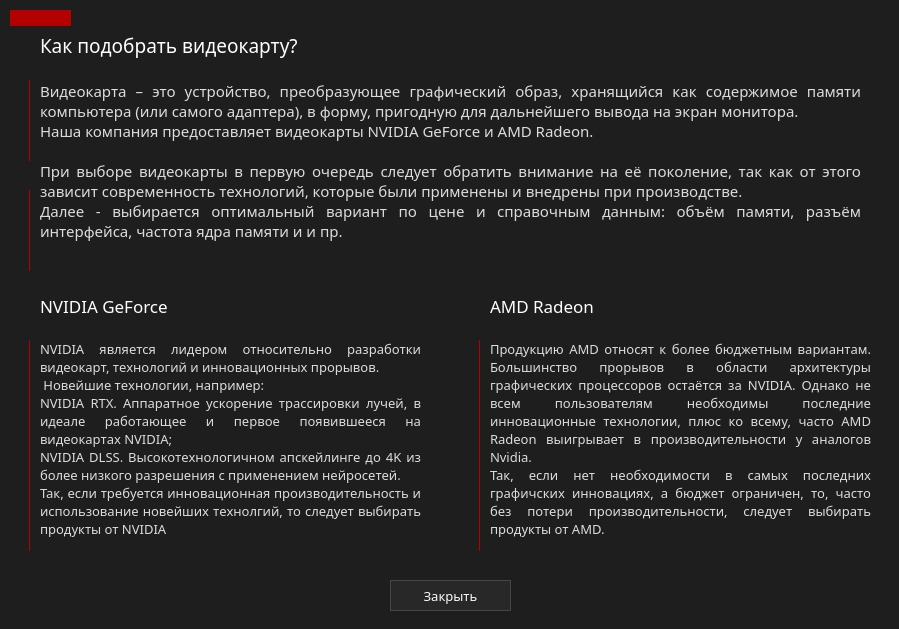
marginalprog/git_pcconf, file ui/help/widgetVideoHelp.ui: the form before one commit.
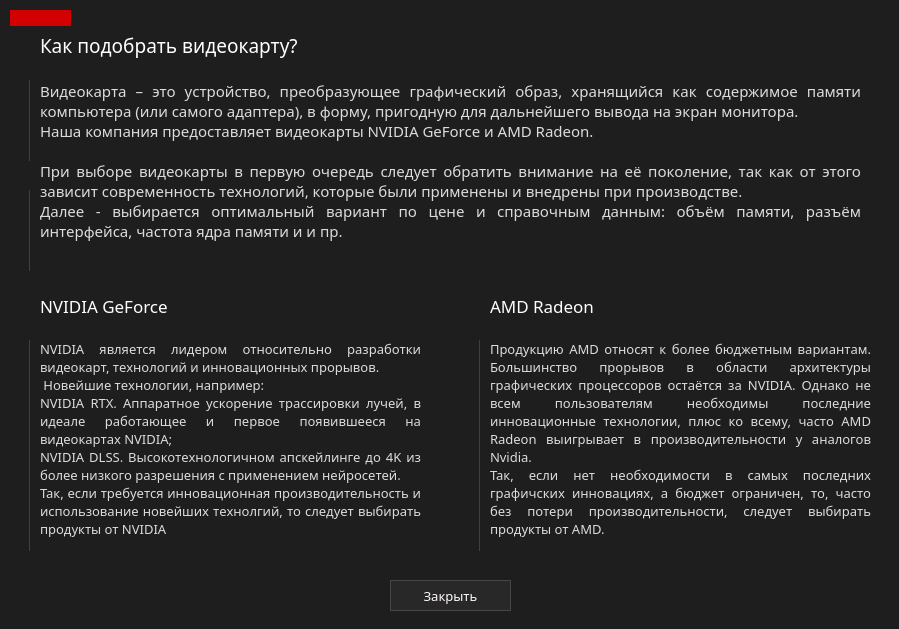
The form after the commit. Icons and pictures are not drawn.

The edit to the form file:
```diff
--- a/ui/help/widgetVideoHelp.ui
+++ b/ui/help/widgetVideoHelp.ui
@@ -96,9 +96,8 @@
     </rect>
    </property>
    <property name="styleSheet">
-    <string notr="true">border:0px;
-background-color: rgb(180, 0, 0);
-border: 1px solid rgb(180, 0, 0);</string>
+    <string notr="true">background-color: rgb(210, 0, 0);
+border: 1px solid rgb(210, 0, 0);</string>
    </property>
    <property name="orientation">
     <enum>Qt::Horizontal</enum>
@@ -265,7 +264,7 @@
    </property>
    <property name="styleSheet">
     <string notr="true">border: 0px;
-border-right: 1px solid rgb(180, 0, 0);</string>
+border-right: 1px solid rgb(210, 0, 0);</string>
    </property>
    <property name="orientation">
     <enum>Qt::Vertical</enum>
@@ -282,7 +281,7 @@
    </property>
    <property name="styleSheet">
     <string notr="true">border: 0px;
-border-right: 1px solid rgb(180, 0, 0);</string>
+border-right: 1px solid rgb(210, 0, 0);</string>
    </property>
    <property name="orientation">
     <enum>Qt::Vertical</enum>
@@ -299,7 +298,7 @@
    </property>
    <property name="styleSheet">
     <string notr="true">border: 0px;
-border-right: 1px solid rgb(180, 0, 0);</string>
+border-right: 1px solid rgb(210, 0, 0);</string>
    </property>
    <property name="orientation">
     <enum>Qt::Vertical</enum>
@@ -316,7 +315,7 @@
    </property>
    <property name="styleSheet">
     <string notr="true">border: 0px;
-border-right: 1px solid rgb(180, 0, 0);</string>
+border-right: 1px solid rgb(210, 0, 0);</string>
    </property>
    <property name="orientation">
     <enum>Qt::Vertical</enum>
```
